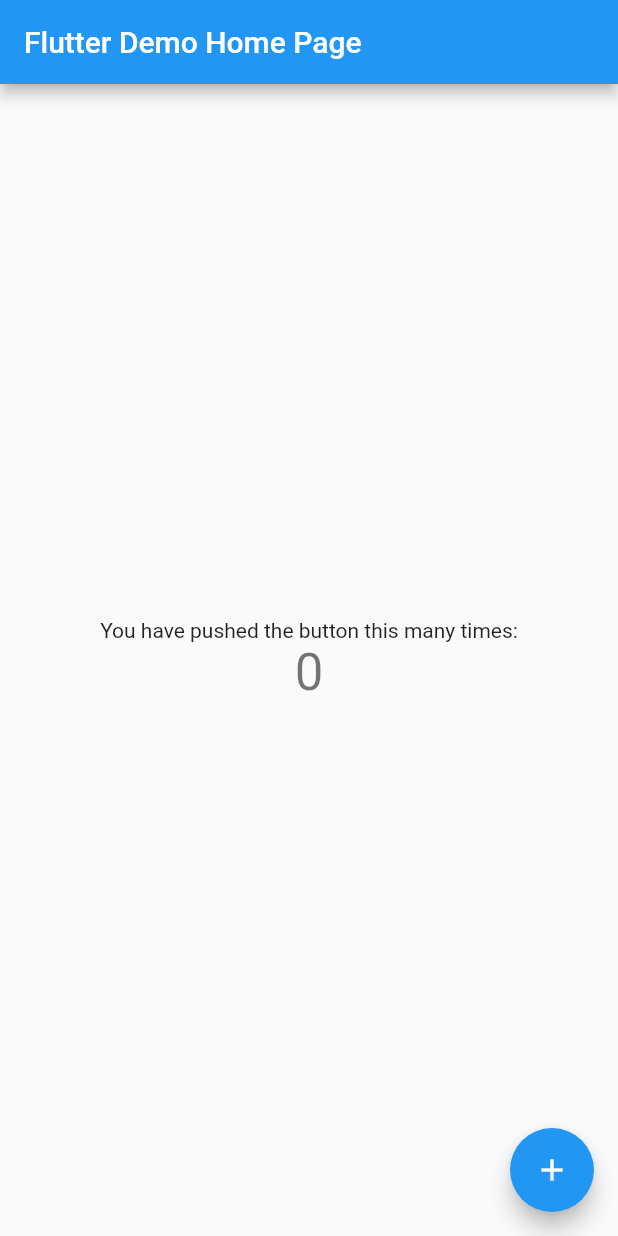
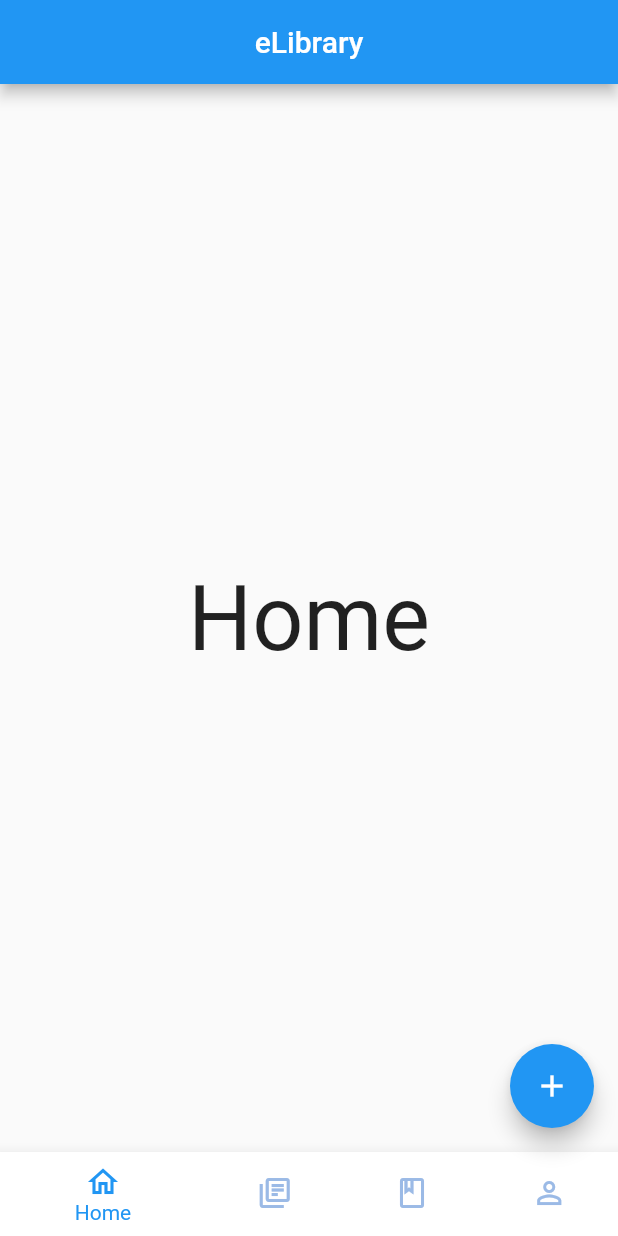
Before and after one commit to Ashpex/eLibrary, a Flutter app: the screen it shows after launch, on a phone screen of 412 x 824 dp. Run offline on Flutter 3.47's test engine with Material 2 defaults, Android fonts, the phone set to English and light mode, and no system bars.

Commit message:
Add navigation bar and screens

```diff
--- a/lib/main.dart
+++ b/lib/main.dart
@@ -1,4 +1,9 @@
 import 'package:flutter/material.dart';
+
+import 'screens/bookshelf_screen.dart';
+import 'screens/home_screen.dart';
+import 'screens/library_screen.dart';
+import 'screens/profile_screen.dart';
 
 void main() {
   runApp(const MyApp());
@@ -11,7 +16,7 @@
   @override
   Widget build(BuildContext context) {
     return MaterialApp(
-      title: 'Flutter Demo',
+      title: 'eLibrary',
       theme: ThemeData(
         // This is the theme of your application.
         //
@@ -24,7 +29,7 @@
         // is not restarted.
         primarySwatch: Colors.blue,
       ),
-      home: const MyHomePage(title: 'Flutter Demo Home Page'),
+      home: const MyHomePage(title: 'eLibrary'),
     );
   }
 }
@@ -48,7 +53,14 @@
 }
 
 class _MyHomePageState extends State<MyHomePage> {
+  int currentIndex = 0;
   int _counter = 0;
+  final Screens = [
+    HomeScreen(),
+    LibraryScreen(),
+    BookshelfScreen(),
+    ProfileScreen(),
+  ];
 
   void _incrementCounter() {
     setState(() {
@@ -73,37 +85,42 @@
       appBar: AppBar(
         // Here we take the value from the MyHomePage object that was created by
         // the App.build method, and use it to set our appbar title.
+        centerTitle: true,
         title: Text(widget.title),
       ),
-      body: Center(
-        // Center is a layout widget. It takes a single child and positions it
-        // in the middle of the parent.
-        child: Column(
-          // Column is also a layout widget. It takes a list of children and
-          // arranges them vertically. By default, it sizes itself to fit its
-          // children horizontally, and tries to be as tall as its parent.
-          //
-          // Invoke "debug painting" (press "p" in the console, choose the
-          // "Toggle Debug Paint" action from the Flutter Inspector in Android
-          // Studio, or the "Toggle Debug Paint" command in Visual Studio Code)
-          // to see the wireframe for each widget.
-          //
-          // Column has various properties to control how it sizes itself and
-          // how it positions its children. Here we use mainAxisAlignment to
-          // center the children vertically; the main axis here is the vertical
-          // axis because Columns are vertical (the cross axis would be
-          // horizontal).
-          mainAxisAlignment: MainAxisAlignment.center,
-          children: <Widget>[
-            const Text(
-              'You have pushed the button this many times:',
-            ),
-            Text(
-              '$_counter',
-              style: Theme.of(context).textTheme.headline4,
-            ),
-          ],
-        ),
+      body: Screens[currentIndex],
+      bottomNavigationBar: BottomNavigationBar(
+        currentIndex: currentIndex,
+        selectedItemColor: Colors.blue,
+        unselectedItemColor: Color(0xFF9bbae6),
+        backgroundColor: Colors.white,
+        onTap: (int index) {
+          setState(() {
+            currentIndex = index;
+          });
+        },
+        items: const <BottomNavigationBarItem>[
+          BottomNavigationBarItem(
+            icon: Icon(Icons.home_outlined),
+            label: 'Home',
+            backgroundColor: Colors.white,
+          ),
+          BottomNavigationBarItem(
+            icon: Icon(Icons.library_books_outlined),
+            label: 'Library',
+            backgroundColor: Colors.white,
+          ),
+          BottomNavigationBarItem(
+            icon: Icon(Icons.book_outlined),
+            label: 'Bookshelf',
+            backgroundColor: Colors.white,
+          ),
+          BottomNavigationBarItem(
+            icon: Icon(Icons.person_outline),
+            label: 'Profile',
+            backgroundColor: Colors.white,
+          ),
+        ],
       ),
       floatingActionButton: FloatingActionButton(
         onPressed: _incrementCounter,
--- /dev/null
+++ b/lib/screens/home_screen.dart
@@ -0,0 +1,12 @@
+import 'package:flutter/material.dart';
+
+class HomeScreen extends StatelessWidget {
+  @override
+  Widget build(BuildContext context) => Scaffold(
+          body: Center(
+        child: Text(
+          'Home',
+          style: TextStyle(fontSize: 60),
+        ),
+      ));
+}
```
Also changed, not shown: lib/screens/bookshelf_screen.dart (added, +12 -0 lines), lib/screens/library_screen.dart (added, +12 -0 lines), lib/screens/profile_screen.dart (added, +12 -0 lines).
